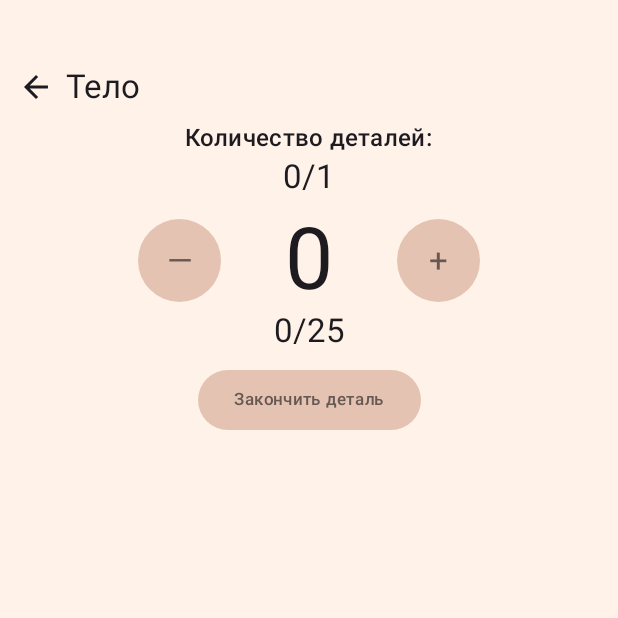
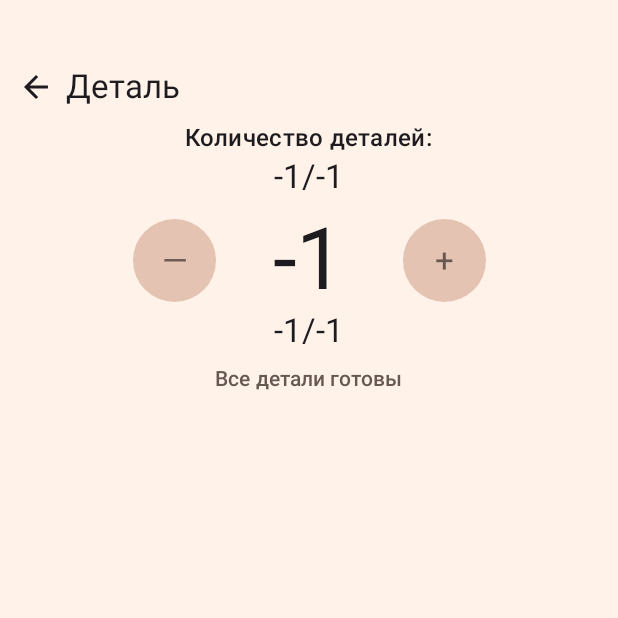
Before and after one commit to Frogog/Crochetick, an Android app built with Jetpack Compose: the ShowDetail screen opened through its navigation route, on a phone screen of 412 x 824 dp, the top half of it. Run offline under Robolectric (Android 15) with nearby library versions, the light colour scheme and no system bars; pictures from the network do not load.

Commit message:
Примерно готова работа с деталями не считая отправки данных в бд

```diff
--- a/app/src/main/java/com/example/crochetick/activitiy/ProjectDoActivity.kt
+++ b/app/src/main/java/com/example/crochetick/activitiy/ProjectDoActivity.kt
@@ -28,7 +28,8 @@
             val viewModel: ProjectDoViewModel by viewModels()
 
             val projectId = intent.getLongExtra("projectId", -1)
-            viewModel.updateProjectId(projectId)
+            val projectTitle = intent.getStringExtra("projectTitle")?:"Деталь"
+            viewModel.updateProject(projectId,projectTitle)
 
             CrochetickTheme {
                 NavHost(
--- a/app/src/main/java/com/example/crochetick/screen/DetailsAll.kt
+++ b/app/src/main/java/com/example/crochetick/screen/DetailsAll.kt
@@ -56,6 +56,7 @@
 ){
     Scaffold(
         topBar = { DetailsAllTopBar(
+            viewModel.uiStateProjectDo.value.projectTitle,
             onBack
         )}
     ) {innerPadding->
@@ -191,6 +192,7 @@
 
 @Composable
 fun DetailsAllTopBar(
+    title:String,
     onBackClick: () -> Unit
 ){
     Surface(
@@ -223,7 +225,7 @@
                 }
                 Spacer(modifier = Modifier.width(12.dp))
                 Text(
-                    "Корова",
+                    title,
                     style = MaterialTheme.typography.titleLarge
                 )
             }
--- a/app/src/main/java/com/example/crochetick/screen/HomeScreen.kt
+++ b/app/src/main/java/com/example/crochetick/screen/HomeScreen.kt
@@ -109,6 +109,7 @@
     CrochetickTheme {
         val intent = Intent(LocalContext.current,ProjectDoActivity::class.java).apply {
             putExtra("projectId",item.projectId)
+            putExtra("projectTitle",item.title)
         }
         val context:Context = LocalContext.current
         ElevatedCard(modifier = Modifier
--- a/app/src/main/java/com/example/crochetick/screen/ShowDetail.kt
+++ b/app/src/main/java/com/example/crochetick/screen/ShowDetail.kt
@@ -41,6 +41,7 @@
 import androidx.compose.ui.tooling.preview.Preview
 import androidx.compose.ui.unit.Dp
 import androidx.compose.ui.unit.dp
+import androidx.lifecycle.viewmodel.compose.viewModel
 import androidx.navigation.NavController
 import coil.compose.AsyncImage
 import coil.request.ImageRequest
@@ -59,7 +60,9 @@
 fun ShowDetail(navController: NavController, onBack:()->Unit, viewModel: ProjectDoViewModel){
     Scaffold(
         topBar = {
-            SingleDetailTopBar(onBack)
+            SingleDetailTopBar(
+                viewModel.uiStateProjectDo.value.projectTitle,
+                onBack)
         }
     ) {innerPadding->
         val uiState = viewModel.uiStateProjectDo.collectAsState()
@@ -87,7 +90,7 @@
         }
 
         if (uiState.value.currentDetail?.schemaText !=null) ScrollableText(uiState.value.currentDetail?.schemaText!!)
-        RowIndicator()
+        RowIndicator(viewModel,uiState)
     }
 }
 
@@ -118,7 +121,7 @@
                         "aldkalkdmadlkmadandjkadkjahduadhadiadadboadbadbadaodasn"+
                         "djndnakdnkadnjadnkandjdkadajsbdkadjbadkabdjhbsdkadnbjakndkjadandkjasndkandkaj"
                 )
-                RowIndicator()
+                //RowIndicator()
             }
         }
     }
@@ -154,8 +157,8 @@
     }
 }
 @Composable
-fun RowIndicator(){
-    val openAlertDialog = remember { mutableStateOf(false) }
+fun RowIndicator(viewModel: ProjectDoViewModel,uiState: State<ProjectDoState>){
+    var openAlertDialog = remember { mutableStateOf(false) }
     Column(
         horizontalAlignment = Alignment.CenterHorizontally,
     ) {
@@ -164,7 +167,7 @@
             style = MaterialTheme.typography.titleMedium
         )
         Text(
-            "0/1",
+             uiState.value.doneDetails.toString() +"/"+uiState.value.countDetails.toString(),
             style = MaterialTheme.typography.titleLarge
         )
         Column(
@@ -177,7 +180,9 @@
                 modifier = Modifier.fillMaxWidth()
             ){
                 Button(
-                    onClick = {},
+                    onClick = {
+                        viewModel.decreaseRowCount()
+                    },
                     contentPadding = PaddingValues(0.dp),
                     shape = CircleShape,
                     modifier = Modifier.size(55.dp),
@@ -191,12 +196,22 @@
                         style = MaterialTheme.typography.titleLarge,
                     )
                 }
+                if (uiState.value.doneDetails==uiState.value.countDetails){
                     Text(
-                    "0",
+                        uiState.value.countRow.toString(),
                         style = MaterialTheme.typography.displayLarge
                     )
+                }
+                else{
+                    Text(
+                        (uiState.value.doneRows-(uiState.value.countRow*uiState.value.doneDetails)).toString(),
+                        style = MaterialTheme.typography.displayLarge
+                    )
+                }
                 Button(
-                    onClick = {},
+                    onClick = {
+                        viewModel.increaseRowCount()
+                    },
                     contentPadding = PaddingValues(0.dp),
                     shape = CircleShape,
                     modifier = Modifier.size(55.dp),
@@ -211,33 +226,49 @@
                     )
                 }
             }
+            if (uiState.value.doneDetails==uiState.value.countDetails){
                 Text(
-                "0/25",
+                    uiState.value.countRow.toString()+"/"+uiState.value.countRow.toString(),
                     style = MaterialTheme.typography.titleLarge
                 )
             }
+            else{
+                Text(
+                    (uiState.value.doneRows-(uiState.value.countRow*uiState.value.doneDetails)).toString()+"/"+uiState.value.countRow.toString(),
+                    style = MaterialTheme.typography.titleLarge
+                )
+            }
+        }
+        if (uiState.value.doneDetails==uiState.value.countDetails) {
+            Text(
+                "Все детали готовы",
+                style = MaterialTheme.typography.labelLarge,
+                color = TextSecond
+            )
+        }
+        else{
             Button(
-            onClick = {openAlertDialog.value = true },
+                onClick = { openAlertDialog.value = true },
                 colors = ButtonDefaults.buttonColors(
                     contentColor = TextSecond,
                     containerColor = BrightContrast
                 )
-        ){
+            ) {
                 Text(
                     "Закончить деталь",
-                style = MaterialTheme.typography.labelSmall
+                    style = MaterialTheme.typography.labelLarge,
+                    color = TextSecond
                 )
             }
+        }
         if (openAlertDialog.value) {
-//            AlertDialogExample(
-//                onDismissRequest = { openAlertDialog.value = false },
-//                onConfirmation = {
-//                    openAlertDialog.value = false
-//                    println("Confirmation registered")
-//                },
-//                dialogTitle = "Alert dialog example",
-//                dialogText = "This is an example of an alert dialog with buttons.",
-//            )
+            AlertDialogExample(
+                onDismiss = { openAlertDialog.value = false },
+                onConfirm = {
+                    viewModel.skipDetail()
+                    openAlertDialog.value = false
+                }
+            )
         }
     }
 }
@@ -245,7 +276,8 @@
 @Preview(showBackground = true)
 @Composable
 fun AlertDialogExample(
-
+    onDismiss: () -> Unit = {},
+    onConfirm: () -> Unit = {}
 ) {
     CrochetickTheme {
         AlertDialog(
@@ -256,12 +288,12 @@
                 Text("Вы уверены, что хотите закончить деталь?")
             },
             onDismissRequest = {
-
+                onDismiss()
             },
             dismissButton = {
                 TextButton(
                     onClick = {
-
+                        onDismiss()
                     }
                 ) {
                     Text(
@@ -273,7 +305,7 @@
             confirmButton = {
                 TextButton(
                     onClick = {
-
+                        onConfirm()
                     }
                 ) {
                     Text(
@@ -283,13 +315,13 @@
                 }
             },
             containerColor = OnBackground,
-
         )
     }
 }
 
 @Composable
 fun SingleDetailTopBar(
+    title:String,
     onBackClick: () -> Unit
 ){
     Row(
@@ -316,7 +348,7 @@
             }
             Spacer(modifier = Modifier.width(12.dp))
             Text(
-                "Тело",
+                title,
                 style = MaterialTheme.typography.titleLarge
             )
         }
--- a/app/src/main/java/com/example/crochetick/state/ProjectDoState.kt
+++ b/app/src/main/java/com/example/crochetick/state/ProjectDoState.kt
@@ -1,12 +1,15 @@
 package com.example.crochetick.state
 
 import com.example.crochetick.dataClass.model.DetailDBTable
-import kotlinx.coroutines.flow.Flow
 
 data class ProjectDoState(
     val projectId:Long=-1,
+    val projectTitle:String="",
     val detailId:Long=-1,
-    //val detailIndexInList:Int=-1,
     val currentDetail:DetailDBTable? =  null,
-    val details: List<DetailDBTable> = listOf()
+    val details: List<DetailDBTable> = listOf(),
+    val countDetails:Int=-1,
+    val countRow:Int=-1,
+    val doneDetails:Int=-1,
+    val doneRows:Int=-1,
 )
```
Also changed, not shown: app/src/main/java/com/example/crochetick/viewModel/ProjectDoViewModel.kt (+35 -2 lines). Lines whose indentation alone changed are shown as unchanged.
